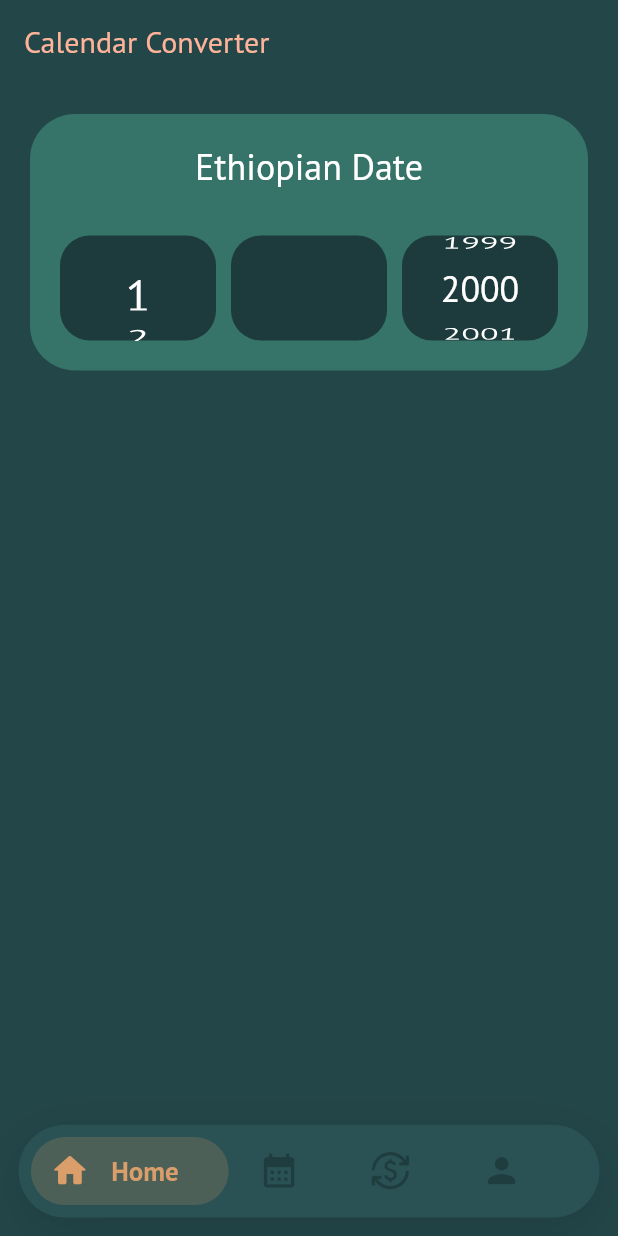
After one commit to Rahelrzel/ethio_tour, a Flutter app: the CalendarConverterPage screen opened by its route, on a phone screen of 412 x 824 dp. The commit adds this screen. Run offline on Flutter 3.47's test engine with Material 2 defaults, Android fonts, the phone set to English and light mode, and no system bars; our stand-ins replace cached_network_image, carousel_slider, dio, flutter_hooks, flutter_rating_bar, freezed_annotation and 6 more; missing offline and left inert: abushakir, dart:ffi; generated files the repository leaves out were written again; network calls fail.

Commit message:
Converter

```diff
--- a/lib/config/router.dart
+++ b/lib/config/router.dart
@@ -3,6 +3,7 @@ import 'package:ethio_tour/config/colors.dart';
 import 'package:ethio_tour/screen/account_setup.dart';
 import 'package:ethio_tour/screen/calendar.dart';
 import 'package:ethio_tour/screen/currency.dart';
+import 'package:ethio_tour/screen/calendar_converter.dart';
 import 'package:ethio_tour/screen/homepage.dart';
 import 'package:ethio_tour/screen/login.dart';
 import 'package:ethio_tour/screen/intro.dart';
@@ -58,6 +59,10 @@ final routerConfig = GoRouter(
           builder: (context, state) => const CalendarPage(),
         ),
         GoRoute(
+          path: '/calendar/converter',
+          builder: (context, state) => const CalendarConverterPage(),
+        ),
+        GoRoute(
           path: '/currency',
           builder: (context, state) => Currency(),
         ),
--- a/lib/screen/calendar.dart
+++ b/lib/screen/calendar.dart
@@ -1,6 +1,7 @@
 import 'package:abushakir/abushakir.dart';
 import 'package:ethio_tour/config/colors.dart';
 import 'package:flutter/material.dart';
+import 'package:go_router/go_router.dart';
 import 'package:hooks_riverpod/hooks_riverpod.dart';
 
 class CalendarPage extends StatefulWidget {
@@ -43,7 +44,9 @@ class _CalendarPageState extends State<CalendarPage> {
         elevation: 0,
         actions: [
           IconButton(
-            onPressed: () {},
+            onPressed: () {
+              context.push('/calendar/converter');
+            },
             icon: const Icon(Icons.sync),
             color: KAccentColor.shade400,
           ),
--- /dev/null
+++ b/lib/screen/calendar_converter.dart
@@ -0,0 +1,156 @@
+import 'dart:ffi';
+
+import 'package:abushakir/abushakir.dart';
+import 'package:ethio_tour/config/colors.dart';
+import 'package:flutter/material.dart';
+import 'package:flutter_hooks/flutter_hooks.dart';
+import 'package:go_router/go_router.dart';
+import 'package:hooks_riverpod/hooks_riverpod.dart';
+
+class CalendarConverterPage extends HookConsumerWidget {
+  const CalendarConverterPage({super.key});
+  @override
+  Widget build(BuildContext context, WidgetRef ref) {
+    var sc = useScrollController();
+    var now = ETC.today();
+    return Scaffold(
+      backgroundColor: KPrimary.shade800,
+      appBar: AppBar(
+        foregroundColor: KAccentColor.shade400,
+        backgroundColor: KPrimary.shade800,
+        title: const Text('Calendar Converter'),
+        elevation: 0,
+      ),
+      body: SafeArea(
+        child: Padding(
+          padding: const EdgeInsets.all(20.0),
+          child: Column(
+            crossAxisAlignment: CrossAxisAlignment.stretch,
+            children: [
+              Container(
+                padding: const EdgeInsets.all(20),
+                decoration: BoxDecoration(
+                  color: KPrimary.shade500,
+                  borderRadius: BorderRadius.circular(30),
+                ),
+                child: Column(
+                  children: [
+                    const Text(
+                      "Ethiopian Date",
+                      style: TextStyle(
+                        color: Colors.white,
+                        fontSize: 24,
+                      ),
+                    ),
+                    const SizedBox(
+                      height: 30,
+                    ),
+                    SizedBox(
+                      height: 70,
+                      child: Row(
+                        crossAxisAlignment: CrossAxisAlignment.stretch,
+                        children: [
+                          Expanded(
+                            child: Container(
+                              width: 100,
+                              decoration: BoxDecoration(
+                                color: KPrimary.shade900,
+                                borderRadius: BorderRadius.circular(20),
+                              ),
+                              child: ListWheelScrollView(
+                                itemExtent: 30,
+                                diameterRatio: 1.1,
+                                onSelectedItemChanged: (value) => print(value),
+                                children:
+                                    List.generate(30, (index) => index + 1)
+                                        .map(
+                                          (e) => Center(
+                                            child: Text(
+                                              '$e',
+                                              style: const TextStyle(
+                                                fontSize: 30,
+                                                color: Colors.white,
+                                              ),
+                                            ),
+                                          ),
+                                        )
+                                        .toList(),
+                              ),
+                            ),
+                          ),
+                          const SizedBox(
+                            width: 10,
+                          ),
+                          Expanded(
+                            child: Container(
+                              decoration: BoxDecoration(
+                                color: KPrimary.shade900,
+                                borderRadius: BorderRadius.circular(20),
+                              ),
+                              child: ListWheelScrollView(
+                                itemExtent: 30,
+                                diameterRatio: 1.2,
+                                onSelectedItemChanged: (value) {
+                                  sc.animateTo(3 * 30,
+                                      duration:
+                                          const Duration(microseconds: 300),
+                                      curve: Curves.linear);
+                                },
+                                children: now.allMonths
+                                    .map(
+                                      (e) => Center(
+                                        child: Text(
+                                          '$e',
+                                          style: const TextStyle(
+                                            fontSize: 24,
+                                            color: Colors.white,
+                                          ),
+                                        ),
+                                      ),
+                                    )
+                                    .toList(),
+                              ),
+                            ),
+                          ),
+                          SizedBox(
+                            width: 10,
+                          ),
+                          Expanded(
+                            child: Container(
+                              decoration: BoxDecoration(
+                                color: KPrimary.shade900,
+                                borderRadius: BorderRadius.circular(20),
+                              ),
+                              child: ListWheelScrollView.useDelegate(
+                                itemExtent: 30,
+                                diameterRatio: 1.1,
+                                onSelectedItemChanged: (value) {},
+                                childDelegate: ListWheelChildBuilderDelegate(
+                                  builder: (context, index) {
+                                    return Center(
+                                      child: Text(
+                                        '${index + 2000}',
+                                        style: const TextStyle(
+                                          fontSize: 24,
+                                          color: Colors.white,
+                                        ),
+                                      ),
+                                    );
+                                  },
+                                ),
+                              ),
+                            ),
+                          ),
+                        ],
+                      ),
+                    ),
+                  ],
+                ),
+              ),
+            ],
+          ),
+        ),
+      ),
+    );
+  }
+}
```
Also changed, not shown: pubspec.yaml (+67 -69 lines).
